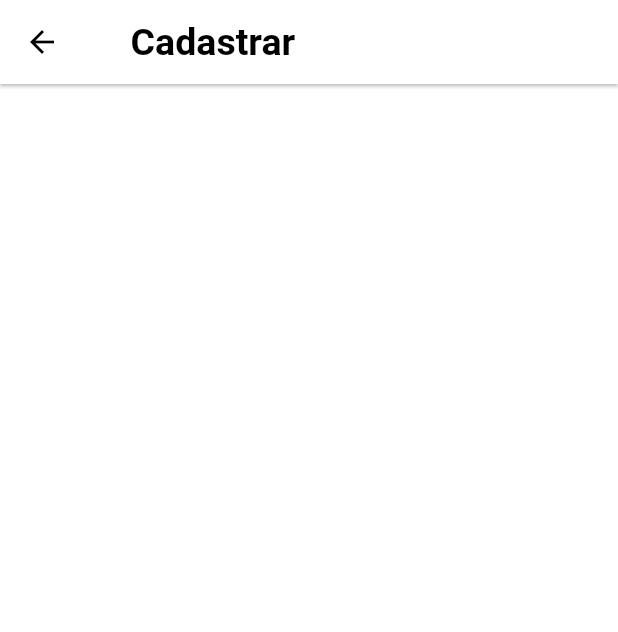
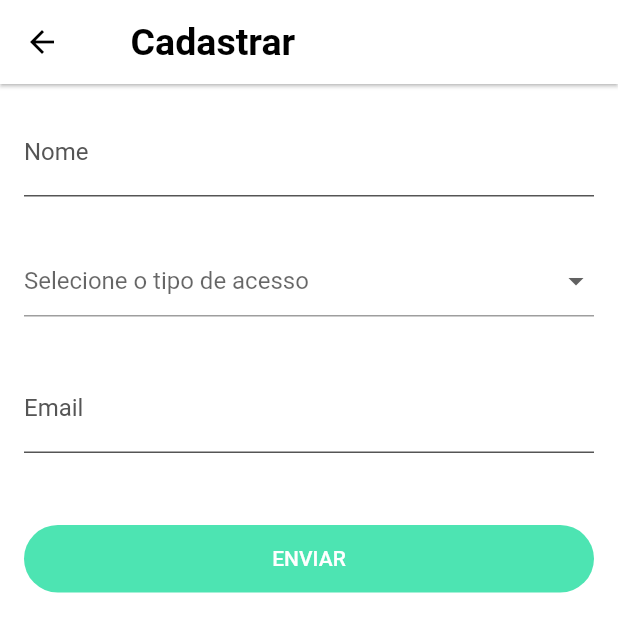
Before and after one commit to vitormsiqueira/PAPUF-Flutter, a Flutter app: the screen it shows after launch, after a tap on "ENTRAR", after a tap on "Cadastrar", on a phone screen of 412 x 824 dp. Shown: the top 632 px of the screen. Run offline on Flutter 3.47's test engine with Material 2 defaults, Android fonts, the phone set to English and light mode, and no system bars; our stand-ins replace firebase_auth, material_design_icons_flutter; missing offline and left inert: mqtt_client; accounts and stored records are empty; network calls fail.

Commit message:
Add register page layout

```diff
--- a/lib/pages/forget_pass/forget_page.dart
+++ b/lib/pages/forget_pass/forget_page.dart
@@ -65,7 +65,7 @@ _body(BuildContext context) {
                 padding: EdgeInsets.all(16),
                 child: AppText(
                   "Email",
-                  "Digite um email válido",
+                  hint: "Digite um email válido",
                   keyboardType: TextInputType.emailAddress,
                   mainColor: "#1c1c1c",
                   secondColor: "#000000",
--- a/lib/pages/login/login.dart
+++ b/lib/pages/login/login.dart
@@ -105,7 +105,7 @@ class _LoginPageState extends State<LoginPage> {
                     SizedBox(height: 5),
                     AppText(
                       "Login",
-                      "Digite seu login",
+                      hint: "Digite seu login",
                       controller: _controllerLogin,
                       validator: _validateLogin,
                       keyboardType: TextInputType.emailAddress,
@@ -116,7 +116,7 @@ class _LoginPageState extends State<LoginPage> {
                     SizedBox(height: 25),
                     AppText(
                       "Senha",
-                      "Digite sua senha",
+                      hint: "Digite sua senha",
                       keyboardType: TextInputType.text,
                       password: true,
                       controller: _controllerPass,
--- a/lib/pages/register/register_page.dart
+++ b/lib/pages/register/register_page.dart
@@ -1,7 +1,22 @@
 import 'package:flutter/material.dart';
+import 'package:papuf/widgets/app_button.dart';
+import 'package:papuf/widgets/app_text.dart';
 import 'package:papuf/widgets/text_appbar.dart';
 
-class RegisterPage extends StatelessWidget {
+class RegisterPage extends StatefulWidget {
+  @override
+  _RegisterPageState createState() => _RegisterPageState();
+}
+
+var _currencies = [
+  "Professor(a)",
+  "Técnico(a)",
+  "Administrador(a)",
+  "Desenvolvedores(as)",
+];
+String _selectedCurrencie;
+
+class _RegisterPageState extends State<RegisterPage> {
   @override
   Widget build(BuildContext context) {
     return Scaffold(
@@ -11,13 +26,72 @@ class RegisterPage extends StatelessWidget {
         elevation: 1,
         backgroundColor: Colors.white,
       ),
-      body: _body(),
+      body: _body(context),
+    );
+  }
+
+  _body(BuildContext context) {
+    return Center(
+      child: Container(
+        color: Colors.white,
+        child: Form(
+          child: Container(
+            child: ListView(
+              children: <Widget>[
+                Container(
+                  padding: EdgeInsets.all(16),
+                  child: AppText(
+                    "Nome",
+                    keyboardType: TextInputType.emailAddress,
+                    mainColor: "#555555",
+                    secondColor: "#000000",
+                    myFontSize: 16,
+                  ),
+                ),
+                Container(
+                  padding: EdgeInsets.all(16),
+                  child: DropdownButtonFormField(
+                    hint: Text(
+                      'Selecione o tipo de acesso'
+                    ),
+                    value: _selectedCurrencie,
+                    onChanged: (newValue){
+                      setState(() {
+                        _selectedCurrencie = newValue;
+                      });
+                    },
+                    items: _currencies.map((location) {
+                      return DropdownMenuItem(
+                        child: new Text(location),
+                        value: location,
+                      );
+                    }).toList(),
+                  ),
+                ),
+                Container(
+                  padding: EdgeInsets.all(16),
+                  child: AppText(
+                    "Email",
+                    hint: "Digite um email válido",
+                    keyboardType: TextInputType.emailAddress,
+                    mainColor: "#555555",
+                    secondColor: "#000011",
+                    myFontSize: 16,
+                  ),
+                ),
+                SizedBox(height: 16),
+                Container(
+                  padding: EdgeInsets.all(16),
+                  child: AppButton(
+                    "ENVIAR",
+                    onPressed: (){},
+                  ),
+                ),
+              ],
+            ),
+          ),
+        ),
+      ),
     );
   }
 }
-
-_body() {
-  return Container(
-    color: Colors.white,
-  );
-}
--- a/lib/widgets/app_text.dart
+++ b/lib/widgets/app_text.dart
@@ -13,11 +13,13 @@ class AppText extends StatelessWidget {
   FocusNode nextFocus;
   String mainColor;
   String secondColor;
+  double myFontSize;
 
   AppText(
     this.label,
-    this.hint,
     {
+      this.myFontSize = 18,
+      this.hint,
       this.password = false,
       this.controller,
       this.validator,
@@ -49,7 +51,7 @@ class AppText extends StatelessWidget {
 
       //estilo do texto qdo começa a digitação
       style: TextStyle(
-        fontSize: 18,
+        fontSize: myFontSize,
         color: hexToColor(secondColor),
       ),
 
@@ -57,7 +59,7 @@ class AppText extends StatelessWidget {
         //estilo do texto principal
         labelText: label,
         labelStyle: TextStyle(
-          fontSize: 18,
+          fontSize: myFontSize,
           color: hexToColor(mainColor),
         ),
         enabledBorder: UnderlineInputBorder(
@@ -69,7 +71,7 @@ class AppText extends StatelessWidget {
         hintText: hint,
         hintStyle: TextStyle(
           color: hexToColor(secondColor),
-          fontSize: 18,
+          fontSize: myFontSize,
         ),
       ),
     );
```
